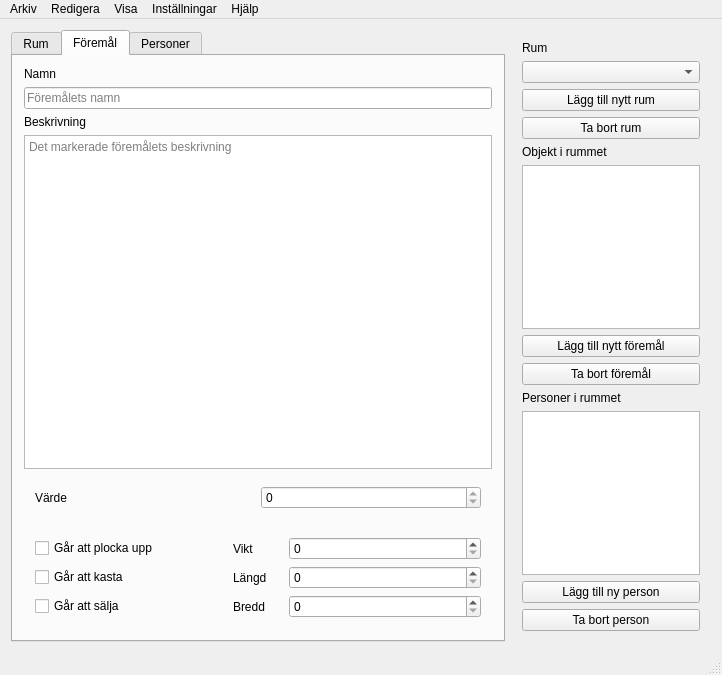
This is Editor/editor.ui in Niklasva/AdventureGameProject as Qt 5 draws it before an edit. The edited form follows.
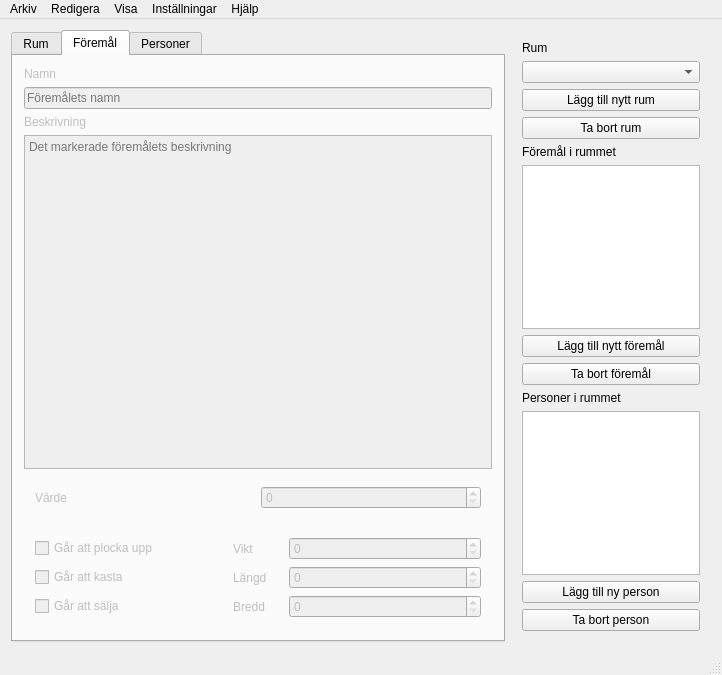
This is the edited form. The open tabs and pages were chosen to show the change.

Patch:
```diff
--- a/Editor/editor.ui
+++ b/Editor/editor.ui
@@ -26,6 +26,9 @@
    <layout class="QHBoxLayout" name="horizontalLayout_2">
     <item>
      <widget class="QTabWidget" name="tabWidget">
+      <property name="enabled">
+       <bool>true</bool>
+      </property>
       <property name="sizePolicy">
        <sizepolicy hsizetype="MinimumExpanding" vsizetype="Expanding">
         <horstretch>0</horstretch>
@@ -142,6 +145,9 @@
        </layout>
       </widget>
       <widget class="QWidget" name="tab_item">
+       <property name="enabled">
+        <bool>false</bool>
+       </property>
        <property name="toolTip">
         <string/>
        </property>
@@ -165,7 +171,7 @@
            <item>
             <widget class="QSpinBox" name="spinbox_item_value">
              <property name="readOnly">
-              <bool>true</bool>
+              <bool>false</bool>
              </property>
             </widget>
            </item>
@@ -227,13 +233,25 @@
             </widget>
            </item>
            <item row="1" column="5">
-            <widget class="QSpinBox" name="spinBox_item_weight"/>
+            <widget class="QSpinBox" name="spinBox_item_weight">
+             <property name="readOnly">
+              <bool>false</bool>
+             </property>
+            </widget>
            </item>
            <item row="5" column="5">
-            <widget class="QSpinBox" name="spinBox_item_length"/>
+            <widget class="QSpinBox" name="spinBox_item_length">
+             <property name="readOnly">
+              <bool>false</bool>
+             </property>
+            </widget>
            </item>
            <item row="6" column="5">
-            <widget class="QSpinBox" name="spinBox_item_width"/>
+            <widget class="QSpinBox" name="spinBox_item_width">
+             <property name="readOnly">
+              <bool>false</bool>
+             </property>
+            </widget>
            </item>
            <item row="6" column="3">
             <widget class="QLabel" name="label_item_width">
@@ -261,7 +279,7 @@
               <string>Går att sälja</string>
              </property>
              <property name="checkable">
-              <bool>false</bool>
+              <bool>true</bool>
              </property>
             </widget>
            </item>
@@ -271,7 +289,7 @@
               <string>Går att kasta</string>
              </property>
              <property name="checkable">
-              <bool>false</bool>
+              <bool>true</bool>
              </property>
             </widget>
            </item>
@@ -287,7 +305,7 @@
               <string>Går att plocka upp</string>
              </property>
              <property name="checkable">
-              <bool>false</bool>
+              <bool>true</bool>
              </property>
             </widget>
            </item>
@@ -788,7 +806,7 @@
        <item>
         <widget class="QLabel" name="label_items">
          <property name="text">
-          <string>Objekt i rummet</string>
+          <string>Föremål i rummet</string>
          </property>
         </widget>
        </item>
```
Left out of the diff: 119 changed lines with no effect on the pictures.
